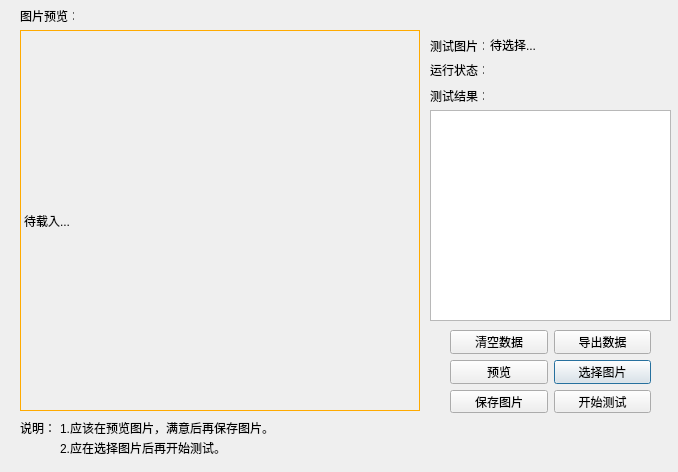
Old version of the form CameraSet.ui in the repository Bingao-hn/Client.
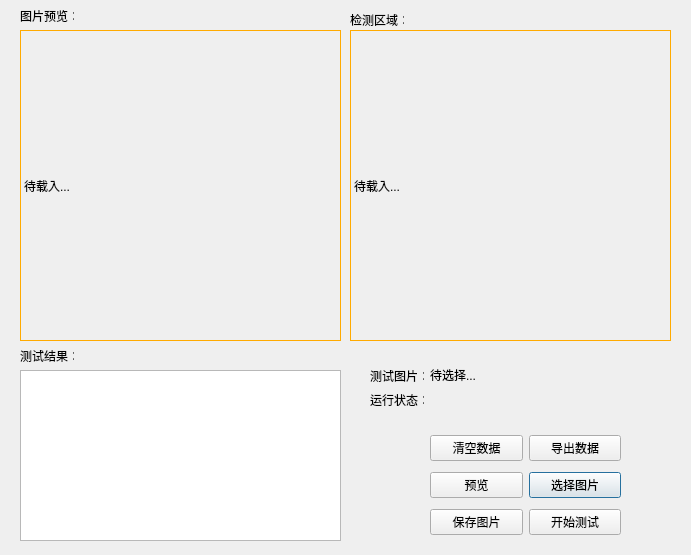
New version of the form. Icons and pictures are not drawn.

The edit to the form file:
```diff
--- a/CameraSet.ui
+++ b/CameraSet.ui
@@ -6,22 +6,10 @@
    <rect>
     <x>0</x>
     <y>0</y>
-    <width>678</width>
-    <height>472</height>
+    <width>691</width>
+    <height>555</height>
    </rect>
   </property>
-  <property name="minimumSize">
-   <size>
-    <width>678</width>
-    <height>472</height>
-   </size>
-  </property>
-  <property name="maximumSize">
-   <size>
-    <width>678</width>
-    <height>472</height>
-   </size>
-  </property>
   <property name="windowTitle">
    <string>Dialog</string>
   </property>
@@ -30,8 +18,8 @@
     <rect>
      <x>20</x>
      <y>30</y>
-     <width>400</width>
-     <height>381</height>
+     <width>321</width>
+     <height>311</height>
     </rect>
    </property>
    <property name="styleSheet">
@@ -52,10 +40,10 @@
   <widget class="QWidget" name="gridLayoutWidget_3">
    <property name="geometry">
     <rect>
-     <x>450</x>
-     <y>330</y>
-     <width>201</width>
-     <height>83</height>
+     <x>430</x>
+     <y>430</y>
+     <width>191</width>
+     <height>112</height>
     </rect>
    </property>
    <layout class="QGridLayout" name="gridLayout_3">
@@ -106,9 +94,9 @@
   <widget class="QLabel" name="test_pic">
    <property name="geometry">
     <rect>
-     <x>490</x>
-     <y>37</y>
-     <width>181</width>
+     <x>430</x>
+     <y>367</y>
+     <width>251</width>
      <height>16</height>
     </rect>
    </property>
@@ -119,8 +107,8 @@
   <widget class="QLabel" name="label_2">
    <property name="geometry">
     <rect>
-     <x>430</x>
-     <y>40</y>
+     <x>370</x>
+     <y>370</y>
      <width>54</width>
      <height>12</height>
     </rect>
@@ -132,8 +120,8 @@
   <widget class="QLabel" name="label_3">
    <property name="geometry">
     <rect>
-     <x>430</x>
-     <y>64</y>
+     <x>370</x>
+     <y>394</y>
      <width>54</width>
      <height>12</height>
     </rect>
@@ -145,9 +133,9 @@
   <widget class="QLabel" name="lab_status">
    <property name="geometry">
     <rect>
-     <x>490</x>
-     <y>60</y>
-     <width>181</width>
+     <x>430</x>
+     <y>390</y>
+     <width>191</width>
      <height>21</height>
     </rect>
    </property>
@@ -164,10 +152,10 @@
    </property>
    <property name="geometry">
     <rect>
-     <x>430</x>
-     <y>110</y>
-     <width>241</width>
-     <height>211</height>
+     <x>20</x>
+     <y>370</y>
+     <width>321</width>
+     <height>171</height>
     </rect>
    </property>
    <property name="readOnly">
@@ -177,8 +165,8 @@
   <widget class="QLabel" name="label">
    <property name="geometry">
     <rect>
-     <x>430</x>
-     <y>90</y>
+     <x>20</x>
+     <y>350</y>
      <width>54</width>
      <height>12</height>
     </rect>
@@ -203,40 +191,38 @@
   <widget class="QLabel" name="label_5">
    <property name="geometry">
     <rect>
-     <x>20</x>
-     <y>420</y>
-     <width>31</width>
-     <height>16</height>
+     <x>350</x>
+     <y>14</y>
+     <width>54</width>
+     <height>12</height>
     </rect>
    </property>
    <property name="text">
-    <string>说明：</string>
+    <string>检测区域：</string>
    </property>
   </widget>
   <widget class="QLabel" name="label_6">
    <property name="geometry">
     <rect>
-     <x>60</x>
-     <y>420</y>
-     <width>241</width>
-     <height>16</height>
+     <x>350</x>
+     <y>30</y>
+     <width>321</width>
+     <height>311</height>
     </rect>
    </property>
-   <property name="text">
-    <string>1.应该在预览图片，满意后再保存图片。</string>
+   <property name="styleSheet">
+    <string notr="true">QLabel{
+     border-width: 1px;
+     border-style: solid;
+     border-color: rgb(255, 170, 0);
+}
+</string>
    </property>
-  </widget>
-  <widget class="QLabel" name="label_7">
-   <property name="geometry">
-    <rect>
-     <x>60</x>
-     <y>440</y>
-     <width>281</width>
-     <height>16</height>
-    </rect>
-   </property>
    <property name="text">
-    <string>2.应在选择图片后再开始测试。</string>
+    <string>待载入...</string>
+   </property>
+   <property name="scaledContents">
+    <bool>true</bool>
    </property>
   </widget>
  </widget>
```
Left out of the diff: 44 changed lines with no effect on the pictures.
